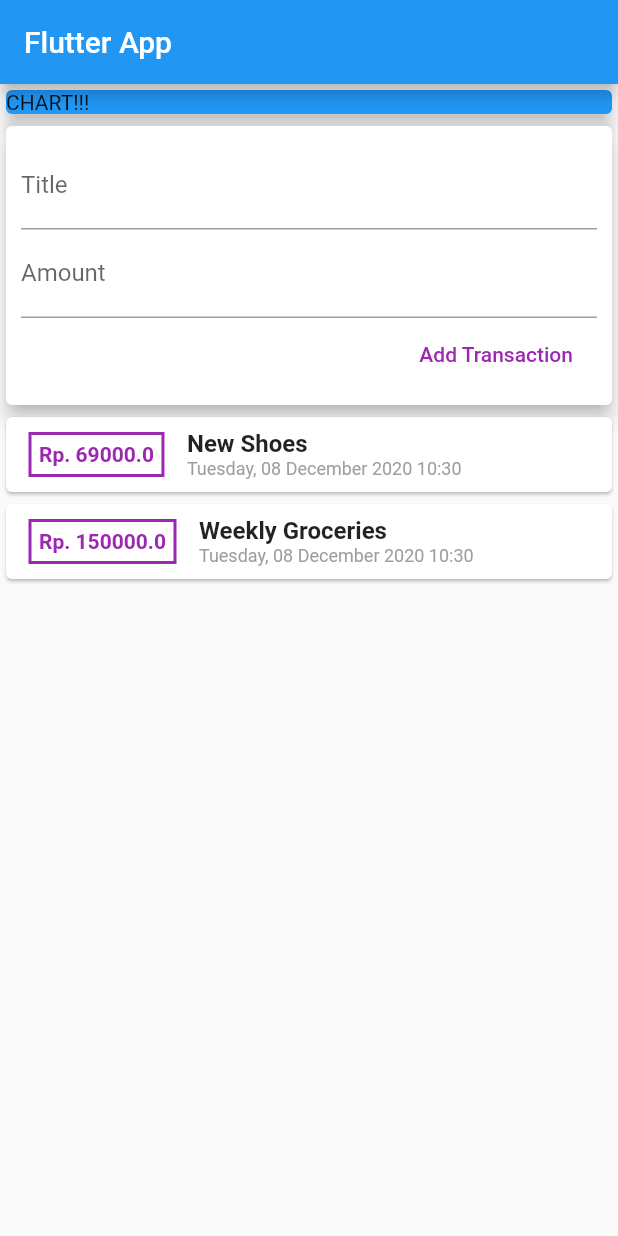
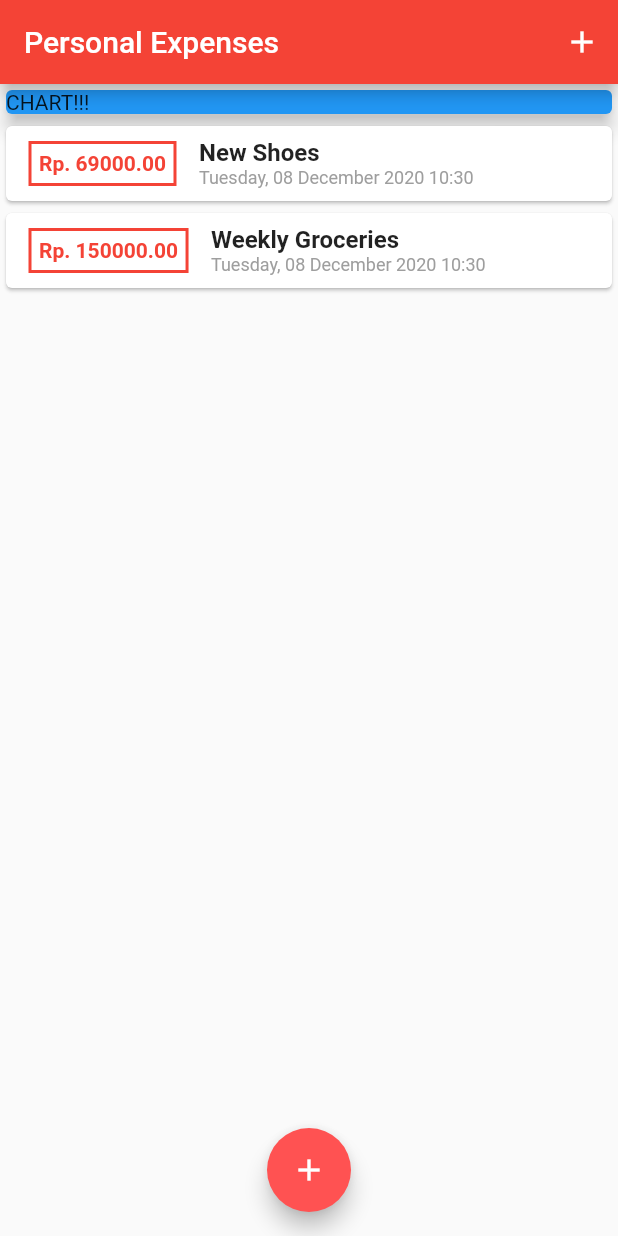
Before and after one commit to jameschristianw/flutter_expense_planner, a Flutter app: the screen it shows after launch, on a phone screen of 412 x 824 dp. Run offline on Flutter 3.47's test engine with Material 2 defaults, Android fonts, the phone set to English and light mode, and no system bars.

Commit message:
Lesson 94

```diff
--- a/lib/main.dart
+++ b/lib/main.dart
@@ -2,6 +2,8 @@ import 'package:flutter/material.dart';
 import 'package:flutter_expense_planner/widgets/newTransaction.dart';
 import 'package:flutter_expense_planner/widgets/transactionList.dart';
 import 'package:flutter_expense_planner/widgets/userTransactions.dart';
+
+import 'models/transaction.dart';
 
 void main() {
   runApp(MyApp());
@@ -12,26 +14,82 @@ class MyApp extends StatelessWidget {
   @override
   Widget build(BuildContext context) {
     return MaterialApp(
-      title: 'Flutter App',
+      title: 'Personal Expenses',
       home: MyHomePage(),
+      theme: ThemeData(
+        primarySwatch: Colors.red,
+        accentColor: Colors.redAccent,
+      ),
     );
   }
 }
 
-class MyHomePage extends StatelessWidget {
+class MyHomePage extends StatefulWidget {
   // String titleInput;
   // String amountInput;
 
+  @override
+  _MyHomePageState createState() => _MyHomePageState();
+}
+
+class _MyHomePageState extends State<MyHomePage> {
   final titleController = TextEditingController();
   final amountController = TextEditingController();
+
+  final List<Transaction> _userTransactions = [
+    Transaction(
+      id: 't1',
+      title: 'New Shoes',
+      amount: 69000,
+      date: DateTime.now(),
+    ),
+    Transaction(
+      id: 't2',
+      title: 'Weekly Groceries',
+      amount: 150000,
+      date: DateTime.now(),
+    ),
+  ];
+
+  void _addNewTransaction(String txTitle, double txAmount) {
+    final newTx = Transaction(
+      id: DateTime.now().toString(),
+      title: txTitle,
+      amount: txAmount,
+      date: DateTime.now(),
+    );
+
+    setState(() {
+      _userTransactions.add(newTx);
+    });
+  }
+
+  void _startAddNewTransaction(BuildContext context) {
+    showModalBottomSheet(
+      context: context,
+      builder: (builderContext) {
+        return GestureDetector(
+          child: NewTransactions(_addNewTransaction),
+          onTap: () {},
+          behavior: HitTestBehavior.opaque,
+        );
+      },
+    );
+  }
 
   @override
   Widget build(BuildContext context) {
     return Scaffold(
       appBar: AppBar(
-        title: Text('Flutter App'),
+        title: Text('Personal Expenses'),
+        actions: [
+          IconButton(
+              icon: Icon(Icons.add),
+              onPressed: () => _startAddNewTransaction(context)),
+        ],
       ),
-      body: Column(
+      body: SingleChildScrollView(
+        child: Column(
           // mainAxisAlignment: MainAxisAlignment.start,
           crossAxisAlignment: CrossAxisAlignment.stretch,
           children: <Widget>[
@@ -43,8 +101,14 @@ class MyHomePage extends StatelessWidget {
               color: Colors.blue,
               elevation: 5,
             ),
-          UserTransactions(),
+            TransactionList(_userTransactions),
           ],
+        ),
+      ),
+      floatingActionButtonLocation: FloatingActionButtonLocation.centerFloat,
+      floatingActionButton: FloatingActionButton(
+        child: Icon(Icons.add),
+        onPressed: () => _startAddNewTransaction(context),
       ),
     );
   }
--- a/lib/widgets/transactionList.dart
+++ b/lib/widgets/transactionList.dart
@@ -9,10 +9,12 @@ class TransactionList extends StatelessWidget {
 
   @override
   Widget build(BuildContext context) {
-    return Column(
-      children: transactions.map((tx) {
-        return Card(
-          child: Row(
+    return Container(
+      height: 300,
+      child: ListView.builder(
+        itemBuilder: (context, index) {
+          return Card(
+              child: Row(
             children: [
               Container(
                 margin: EdgeInsets.symmetric(
@@ -21,17 +23,17 @@ class TransactionList extends StatelessWidget {
                 ),
                 decoration: BoxDecoration(
                   border: Border.all(
-                    color: Colors.purple,
+                    color: Theme.of(context).primaryColor,
                     width: 2,
                   ),
                 ),
                 padding: EdgeInsets.all(5),
                 child: Text(
-                  'Rp. ${tx.amount}',
+                  'Rp. ${transactions[index].amount.toStringAsFixed(2)}',
                   style: TextStyle(
                     fontWeight: FontWeight.bold,
                     fontSize: 14,
-                    color: Colors.purple,
+                    color: Theme.of(context).primaryColor,
                   ),
                 ),
               ),
@@ -39,14 +41,15 @@ class TransactionList extends StatelessWidget {
                 crossAxisAlignment: CrossAxisAlignment.start,
                 children: [
                   Text(
-                    tx.title,
+                    transactions[index].title,
                     style: TextStyle(
                       fontSize: 16,
                       fontWeight: FontWeight.bold,
                     ),
                   ),
                   Text(
-                    DateFormat('EEEE, dd MMMM yyyy HH:mm').format(tx.date),
+                    DateFormat('EEEE, dd MMMM yyyy HH:mm')
+                        .format(transactions[index].date),
                     style: TextStyle(
                       color: Colors.grey,
                       fontSize: 12,
@@ -56,9 +59,10 @@ class TransactionList extends StatelessWidget {
                 ],
               )
             ],
-          ),
-        );
-      }).toList(),
+          ));
+        },
+        itemCount: transactions.length,
+      ),
     );
   }
 }
--- a/lib/widgets/userTransactions.dart
+++ b/lib/widgets/userTransactions.dart
@@ -5,32 +5,20 @@ import 'newTransaction.dart';
 import 'transactionList.dart';
 
 class UserTransactions extends StatefulWidget {
+  final Function _addNewTransaction;
+
+  UserTransactions(this._addNewTransaction);
+
   @override
   _UserTransactionsState createState() => _UserTransactionsState();
 }
 
 class _UserTransactionsState extends State<UserTransactions> {
-  final List<Transaction> _userTransactions = [
-    Transaction(
-      id: 't1',
-      title: 'New Shoes',
-      amount: 69000,
-      date: DateTime.now(),
-    ),
-    Transaction(
-      id: 't2',
-      title: 'Weekly Groceries',
-      amount: 150000,
-      date: DateTime.now(),
-    ),
-  ];
-
   @override
   Widget build(BuildContext context) {
     return Column(
       children: [
-        NewTransactions(),
-        TransactionList(_userTransactions),
+        NewTransactions(widget._addNewTransaction),
       ],
     );
   }
```
Also changed, not shown: lib/widgets/newTransaction.dart (+29 -9 lines). Lines whose indentation alone changed are shown as unchanged.
